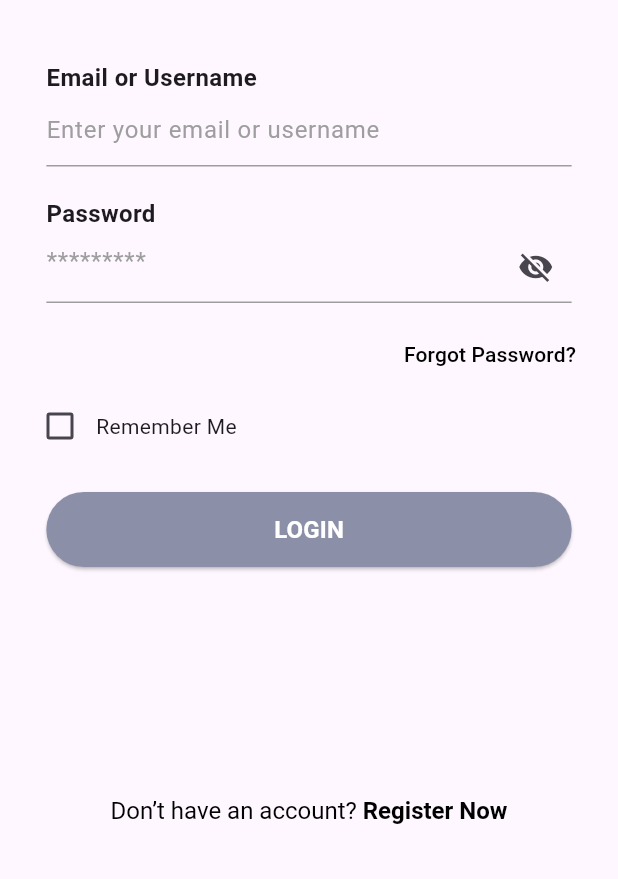
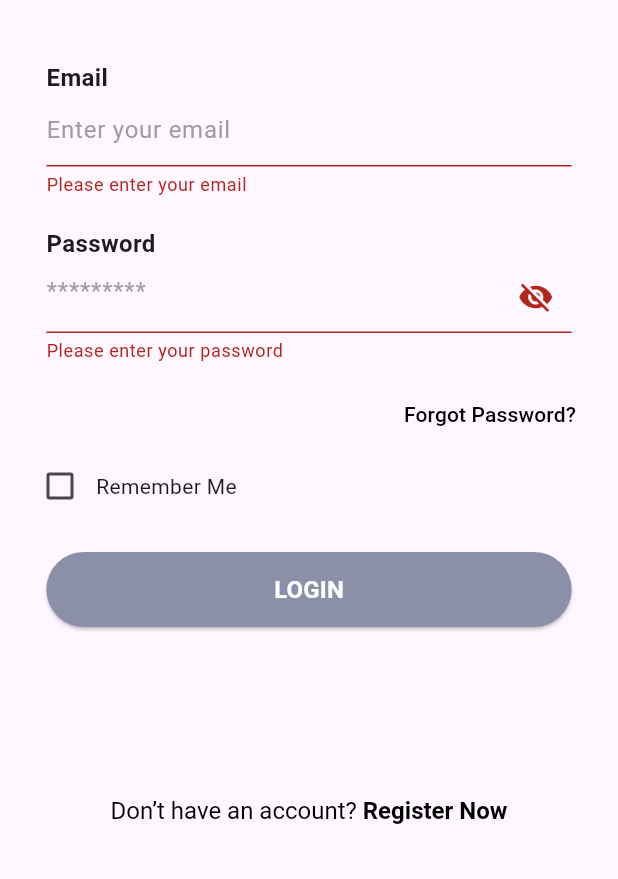
Before and after one commit to COS301-SE-2024/TuneIn, a Flutter app: the LoginScreen screen opened by its route, after a tap on "LOGIN", on a phone screen of 412 x 824 dp, the part 357-1236 px from its top. Run offline on Flutter 3.47's test engine with Material 3 defaults, Android fonts, the phone set to English and light mode, and no system bars; our stand-ins replace flutter_dotenv, google_fonts, supabase_flutter; accounts and stored records are empty.

Commit message:
implemented login functionality
need to fix pop up messages and some of the actual routing

```diff
--- a/code/tunein/lib/screens/login.dart
+++ b/code/tunein/lib/screens/login.dart
@@ -1,5 +1,7 @@
 import 'package:flutter/material.dart';
 import 'package:google_fonts/google_fonts.dart';
+import 'package:supabase_flutter/supabase_flutter.dart';
+import 'package:tunein/screens/welcome.dart';
 import 'register.dart';
 
 class LoginScreen extends StatefulWidget {
@@ -10,6 +12,10 @@ class LoginScreen extends StatefulWidget {
 class _LoginScreenState extends State<LoginScreen> {
   bool _obscureText = true;
   bool _rememberMe = false;
+  final _formKey = GlobalKey<FormState>();
+  final _emailController = TextEditingController();
+  final _passwordController = TextEditingController();
+  final SupabaseClient client = Supabase.instance.client;
 
   @override
   Widget build(BuildContext context) {
@@ -59,6 +65,8 @@ class _LoginScreenState extends State<LoginScreen> {
                 ),
                 SizedBox(height: 40),
                 Center(
+                  child: Form(
+                    key: _formKey,
                     child: Column(
                       crossAxisAlignment: CrossAxisAlignment.start,
                       children: [
@@ -68,15 +76,18 @@ class _LoginScreenState extends State<LoginScreen> {
                             crossAxisAlignment: CrossAxisAlignment.start,
                             children: [
                               Text(
-                              'Email or Username',
+                                'Email',
                                 style: TextStyle(
                                   fontSize: 16,
                                   fontWeight: FontWeight.bold,
                                 ),
                               ),
-                            TextField(
+                              TextFormField(
+                                controller: _emailController,
+                                validator: (value) =>
+                                  value!.isEmpty ? 'Please enter your email' : null,
                                 decoration: InputDecoration(
-                                hintText: 'Enter your email or username',
+                                  hintText: 'Enter your email',
                                   hintStyle: TextStyle(color: Colors.grey),
                                   enabledBorder: UnderlineInputBorder(
                                     borderSide: BorderSide(color: Colors.grey),
@@ -102,7 +113,10 @@ class _LoginScreenState extends State<LoginScreen> {
                                   fontWeight: FontWeight.bold,
                                 ),
                               ),
-                            TextField(
+                              TextFormField(
+                                controller: _passwordController,
+                                validator: (value) =>
+                                  value!.isEmpty ? 'Please enter your password' : null,
                                 obscureText: _obscureText,
                                 decoration: InputDecoration(
                                   hintText: '*********',
@@ -129,6 +143,7 @@ class _LoginScreenState extends State<LoginScreen> {
                           ),
                         ),
                       ],
+                    ),
                   ),
                 ),
                 SizedBox(height: 10),
@@ -168,7 +183,49 @@ class _LoginScreenState extends State<LoginScreen> {
                         width: mediaQuery.size.width * 0.85,
                         height: 50,
                         child: ElevatedButton(
-                          onPressed: () {},
+                          onPressed: () async {
+                            print("Login button pressed");
+                            if (_formKey.currentState!.validate()) {
+                              print("Form is valid");
+                              // Implement login functionality here
+                              // sign in with password, if successful, navigate to home screen else show error message
+                              try{
+                                print("Signing in");
+                                final response = await client.auth.signInWithPassword(
+                                  email: _emailController.text,
+                                  password: _passwordController.text,
+                                );
+                                if (response.user == null) {
+                                  print("Error: ${response}");
+                                  ScaffoldMessenger.of(context).showSnackBar(
+                                    SnackBar(
+                                      content: Text("Error: ${response}"),
+                                    ),
+                                  );
+                                } else {
+                                  print("User logged in successfully");
+                                  ScaffoldMessenger.of(context).showSnackBar(
+                                    SnackBar(
+                                      content: Text("User logged in successfully"),
+                                    )
+                                  );
+                                  Navigator.push(
+                                    context,
+                                    MaterialPageRoute(builder: (context) => WelcomePage()),
+                                  );
+                                }
+                              } catch (error) {
+                                final AuthException e = error as AuthException;
+                                print("Error: $error");
+                                ScaffoldMessenger.of(context).showSnackBar(
+                                  SnackBar(
+                                    content: Text("Error: ${e.message}"),
+                                  ),
+                                );
+                              }
+
+                            }
+                          },
                           style: ElevatedButton.styleFrom(
                             backgroundColor: Color(0xFF8B8FA8), // Login button color
                           ),
```
Also changed, not shown: code/tunein/lib/screens/register.dart (+8 -20 lines), 1 other file. Lines whose indentation alone changed are shown as unchanged.
